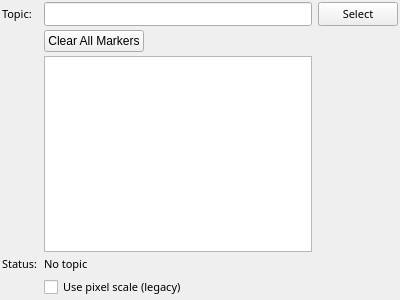
This is mapviz_plugins/ui/marker_config.ui in swri-robotics/mapviz as Qt 5 draws it before an edit. The edited form follows.
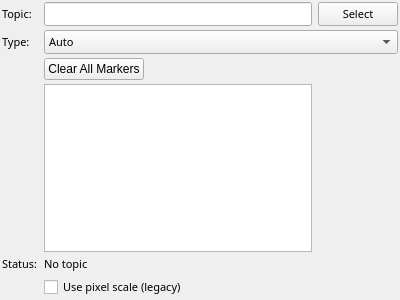
This is the edited form.

Commit message: Let the marker plugin subscribe before its topic is advertised

Patch:
```diff
--- a/mapviz_plugins/ui/marker_config.ui
+++ b/mapviz_plugins/ui/marker_config.ui
@@ -32,7 +32,7 @@
    <property name="verticalSpacing">
     <number>4</number>
    </property>
-   <item row="5" column="3" colspan="2">
+   <item row="6" column="3" colspan="2">
     <widget class="QLabel" name="status">
      <property name="font">
       <font>
@@ -61,7 +61,7 @@
      </property>
     </widget>
    </item>
-   <item row="5" column="0">
+   <item row="6" column="0">
     <widget class="QLabel" name="label_2">
      <property name="font">
       <font>
@@ -109,7 +109,7 @@
      </property>
     </widget>
    </item>
-   <item row="3" column="3">
+   <item row="4" column="3">
     <widget class="QPushButton" name="clear">
      <property name="sizePolicy">
       <sizepolicy hsizetype="Fixed" vsizetype="Fixed">
@@ -122,10 +122,10 @@
      </property>
     </widget>
    </item>
-   <item row="4" column="3">
+   <item row="5" column="3">
     <widget class="QListWidget" name="nsList"/>
    </item>
-   <item row="6" column="3" colspan="2">
+   <item row="7" column="3" colspan="2">
     <widget class="QCheckBox" name="usePixelScale">
      <property name="font">
       <font>
@@ -141,6 +141,47 @@
      </property>
     </widget>
    </item>
+   <item row="3" column="0">
+    <widget class="QLabel" name="label_type">
+     <property name="font">
+      <font>
+       <family>Sans Serif</family>
+       <pointsize>8</pointsize>
+      </font>
+     </property>
+     <property name="text">
+      <string>Type:</string>
+     </property>
+    </widget>
+   </item>
+   <item row="3" column="3" colspan="2">
+    <widget class="QComboBox" name="message_type">
+     <property name="font">
+      <font>
+       <family>Sans Serif</family>
+       <pointsize>8</pointsize>
+      </font>
+     </property>
+     <property name="toolTip">
+      <string>The topic's message type. Auto looks it up when connecting, which requires the topic to be advertised already; Marker or MarkerArray subscribes immediately and connects whenever the topic appears.</string>
+     </property>
+     <item>
+      <property name="text">
+       <string>Auto</string>
+      </property>
+     </item>
+     <item>
+      <property name="text">
+       <string>Marker</string>
+      </property>
+     </item>
+     <item>
+      <property name="text">
+       <string>MarkerArray</string>
+      </property>
+     </item>
+    </widget>
+   </item>
   </layout>
  </widget>
  <resources/>
```
Left out of the diff: 1 changed line with no effect on the pictures. The commit also changes 2 other files.
